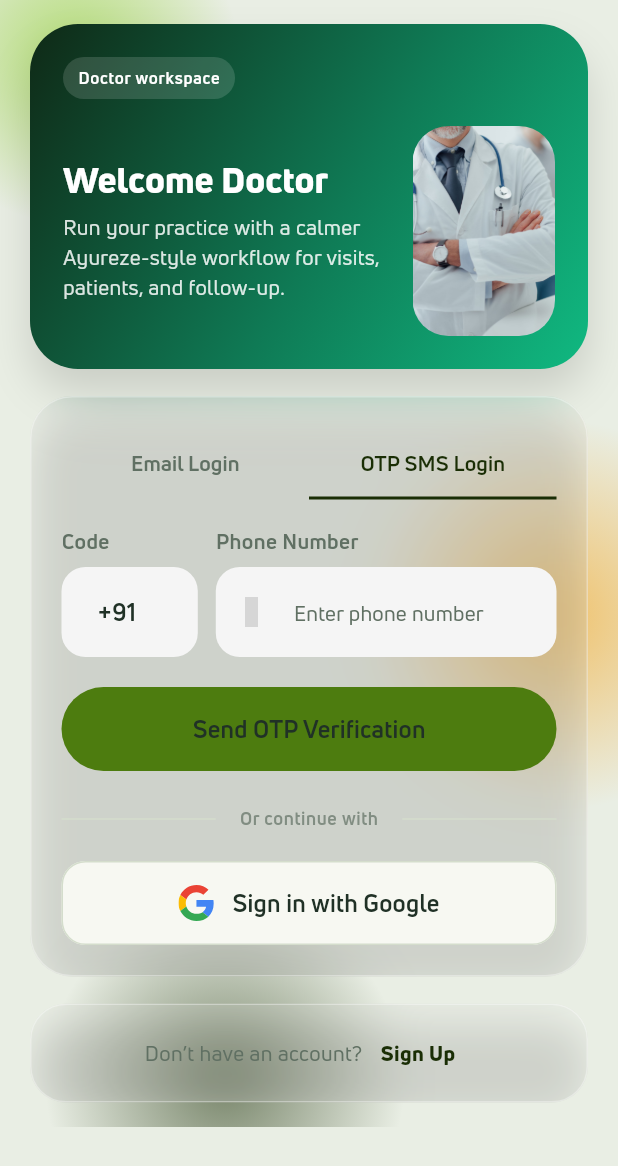
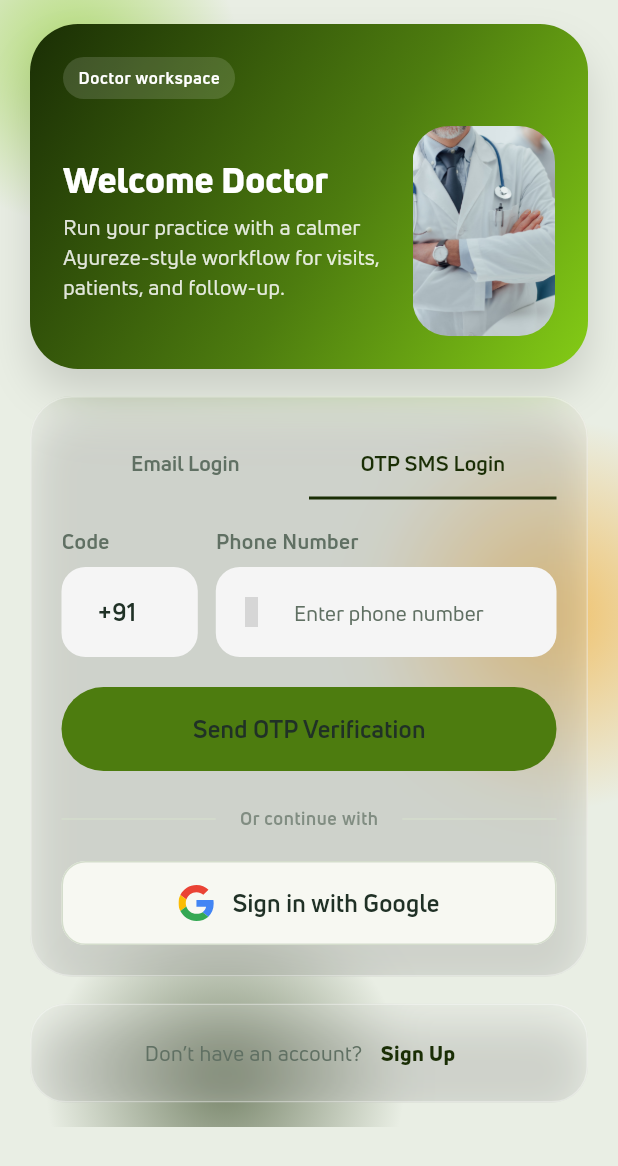
Before and after one commit to subgit9-a11y/docv1, a Flutter app: the screen it shows after launch, after a tap on "OTP SMS Login", on a phone screen of 412 x 824 dp. Shown: the top 1166 px of the screen. Run offline on Flutter 3.47's test engine with Material 3 defaults, Android fonts, the phone set to English and light mode, and no system bars; our stand-ins replace audioplayers, cached_network_image, cloud_firestore, connectivity_plus, country_picker, dio and 27 more; missing offline and left inert: agora_rtc_engine, pip_view, record, syncfusion_flutter_pdfviewer; accounts and stored records are empty; generated files the repository leaves out were written again; network calls fail; project files that could hold a hidden picture were left out; grey boxes are pictures that could not be loaded.

Commit message:
Fix the hero gradient's hardcoded colors to match the real kit
auroraGradient (used by heroDecoration() on ~12 screens) had three
literal Color(0x...) values that bypassed the token constants
entirely: the old emerald healingGreen100/50, plus an arbitrary
mid-tone (#0F7A55) that isn't a real kit color at all. Replaced all
three with the verified constants (healingGreen100, healingGreenFill,
healingGreen50), so the hero banner now sweeps through three real,
pixel-verified kit greens instead of one invented color plus two
since-corrected ones.

Co-Authored-By: Claude Sonnet 5 <noreply@anthropic.com>
Claude-Session: https://claude.ai/code/session_017SbDy8BpM1GNs7r7A7awx7

```diff
--- a/lib/theme/ayureze_theme.dart
+++ b/lib/theme/ayureze_theme.dart
@@ -563,7 +563,7 @@ class AyurezeTheme {
   static const LinearGradient auroraGradient = LinearGradient(
     begin: Alignment.topLeft,
     end: Alignment.bottomRight,
-    colors: [Color(0xFF0F2916), Color(0xFF0F7A55), Color(0xFF10B981)],
+    colors: [healingGreen100, healingGreenFill, healingGreen50],
     stops: [0.0, 0.55, 1.0],
   );
 }
```
